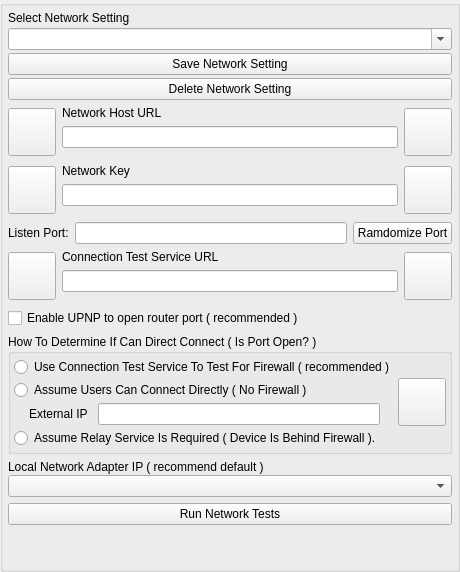
Qt form GoTvApps/GoTvCommon/Forms/AppletNetworkSettings.ui (brettrjones/gotvptop) before a commit.
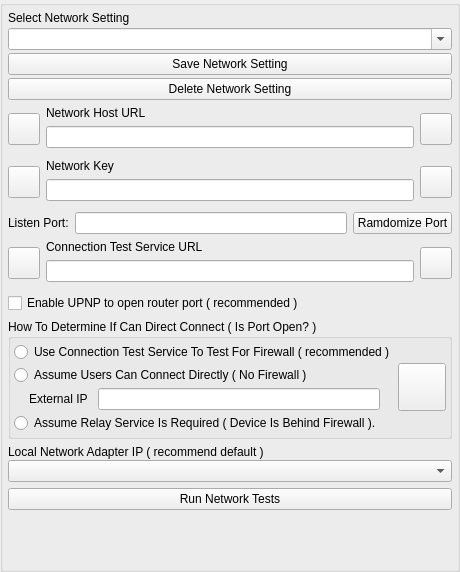
The same form after that commit. Custom widgets are drawn as their Qt base class.

The edit to the form file:
```diff
--- a/GoTvApps/GoTvCommon/Forms/AppletNetworkSettings.ui
+++ b/GoTvApps/GoTvCommon/Forms/AppletNetworkSettings.ui
@@ -100,14 +100,14 @@
          <widget class="VxPushButton" name="m_NetworkHostButton">
           <property name="minimumSize">
            <size>
-            <width>48</width>
-            <height>48</height>
+            <width>32</width>
+            <height>32</height>
            </size>
           </property>
           <property name="maximumSize">
            <size>
-            <width>48</width>
-            <height>48</height>
+            <width>32</width>
+            <height>32</height>
            </size>
           </property>
           <property name="text">
@@ -124,7 +124,7 @@
         <item>
          <layout class="QVBoxLayout" name="verticalLayout_4">
           <property name="bottomMargin">
-           <number>10</number>
+           <number>5</number>
           </property>
           <item>
            <widget class="QLabel" name="m_NetworkHostUrlLabel">
@@ -149,14 +149,14 @@
          <widget class="VxPushButton" name="m_NetworkHostInfoButton">
           <property name="minimumSize">
            <size>
-            <width>48</width>
-            <height>48</height>
+            <width>32</width>
+            <height>32</height>
            </size>
           </property>
           <property name="maximumSize">
            <size>
-            <width>48</width>
-            <height>48</height>
+            <width>32</width>
+            <height>32</height>
            </size>
           </property>
           <property name="text">
@@ -178,14 +178,14 @@
          <widget class="VxPushButton" name="m_NetworkKeyButton">
           <property name="minimumSize">
            <size>
-            <width>48</width>
-            <height>48</height>
+            <width>32</width>
+            <height>32</height>
            </size>
           </property>
           <property name="maximumSize">
            <size>
-            <width>48</width>
-            <height>48</height>
+            <width>32</width>
+            <height>32</height>
            </size>
           </property>
           <property name="text">
@@ -202,7 +202,7 @@
         <item>
          <layout class="QVBoxLayout" name="verticalLayout">
           <property name="bottomMargin">
-           <number>10</number>
+           <number>5</number>
           </property>
           <item>
            <widget class="QLabel" name="m_NetworkKeyLabel">
@@ -223,14 +223,14 @@
          <widget class="VxPushButton" name="m_NetworkKeyInfoButton">
           <property name="minimumSize">
            <size>
-            <width>48</width>
-            <height>48</height>
+            <width>32</width>
+            <height>32</height>
            </size>
           </property>
           <property name="maximumSize">
            <size>
-            <width>48</width>
-            <height>48</height>
+            <width>32</width>
+            <height>32</height>
            </size>
           </property>
           <property name="text">
@@ -273,14 +273,14 @@
          <widget class="VxPushButton" name="m_ConnectTestHostButton">
           <property name="minimumSize">
            <size>
-            <width>48</width>
-            <height>48</height>
+            <width>32</width>
+            <height>32</height>
            </size>
           </property>
           <property name="maximumSize">
            <size>
-            <width>48</width>
-            <height>48</height>
+            <width>32</width>
+            <height>32</height>
            </size>
           </property>
           <property name="text">
@@ -297,7 +297,7 @@
         <item>
          <layout class="QVBoxLayout" name="verticalLayout_6">
           <property name="bottomMargin">
-           <number>10</number>
+           <number>5</number>
           </property>
           <item>
            <widget class="QLabel" name="m_ConnectTestUrlLabel">
@@ -322,14 +322,14 @@
          <widget class="VxPushButton" name="m_ConnectTestUrlInfoButton">
           <property name="minimumSize">
            <size>
-            <width>48</width>
-            <height>48</height>
+            <width>32</width>
+            <height>32</height>
            </size>
           </property>
           <property name="maximumSize">
            <size>
-            <width>48</width>
-            <height>48</height>
+            <width>32</width>
+            <height>32</height>
            </size>
           </property>
           <property name="text">
```
